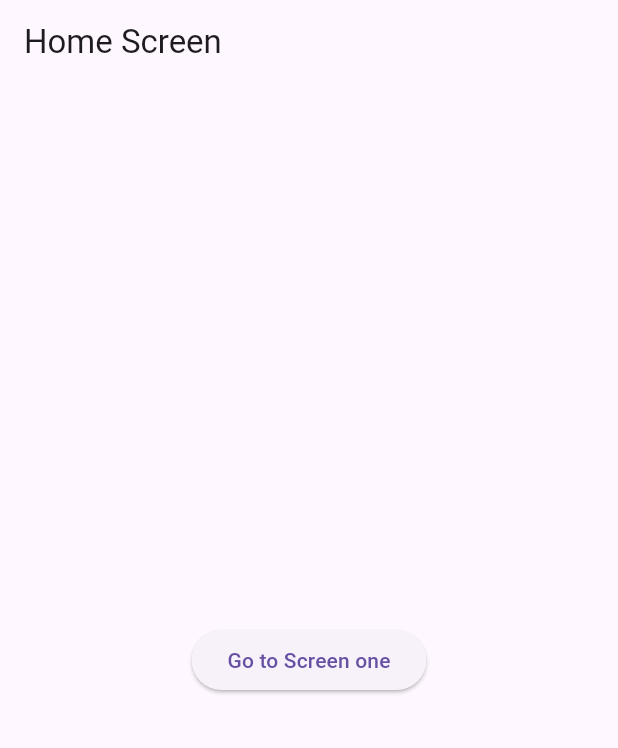
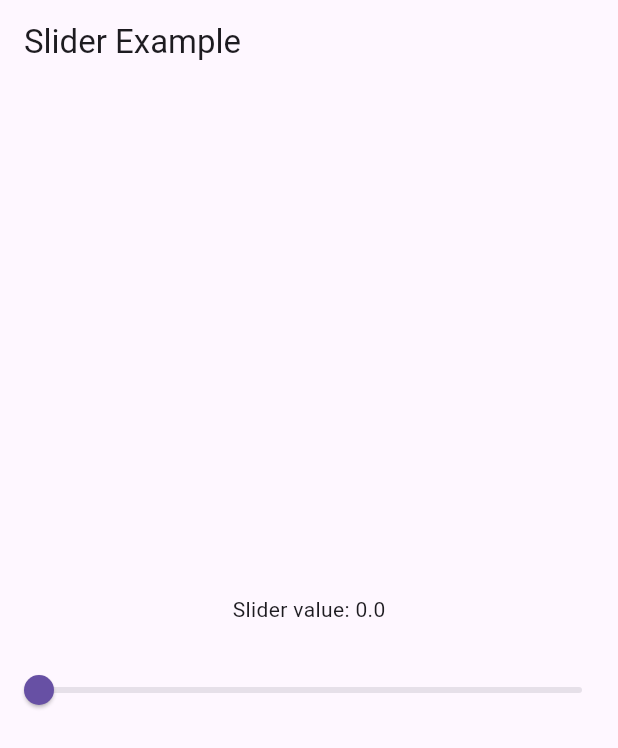
Before and after one commit to chhailydev/sample_apps, a Flutter app: the screen it shows after launch, on a phone screen of 412 x 824 dp. Shown: the top 748 px of the screen. Run offline on Flutter 3.47's test engine with Material 3 defaults, Android fonts, the phone set to English and light mode, and no system bars; our stand-ins replace carousel_slider.

Commit message:
add slider slider show slider number product card

```diff
--- a/lib/main.dart
+++ b/lib/main.dart
@@ -1,5 +1,5 @@
 import 'package:flutter/material.dart';
-import 'package:sample_app/ui/HomeScreen.dart';
+import 'package:sample_app/ui/slider/Slider.dart';
 
 void main() {
   runApp(const MyApp());
@@ -13,7 +13,7 @@ class MyApp extends StatelessWidget {
     return MaterialApp(
       title: 'Flutter Link Page Sample',
       theme: ThemeData(primaryColor: Colors.blue),
-      home: HomeScreen(),
+      home: SliderExample(),
     );
   }
 }
--- /dev/null
+++ b/lib/ui/slider/Slider.dart
@@ -0,0 +1,41 @@
+import "package:flutter/material.dart";
+
+class SliderExample extends StatefulWidget {
+  const SliderExample({super.key});
+  @override
+  _SliderState createState() => _SliderState();
+}
+
+class _SliderState extends State<SliderExample> {
+  double _sliderValue = 0.0;
+
+  @override
+  Widget build(BuildContext context) {
+    return Scaffold(
+      appBar: AppBar(
+        title: const Text("Slider Example"),
+      ),
+      body: Center(
+        child: Column(
+          mainAxisAlignment: MainAxisAlignment.center,
+          children: [
+            Text("Slider value: $_sliderValue"),
+            const SizedBox(height: 20),
+            Slider(
+              value: _sliderValue,
+              min: 0.0,
+              max: 100.0,
+              divisions: 100,
+              label: '$_sliderValue',
+              onChanged: (value) {
+                setState(() {
+                  _sliderValue = value;
+                });
+              },
+            )
+          ],
+        ),
+      ),
+    );
+  }
+}
```
Also changed, not shown: lib/ui/products/Product.dart (added, +18 -0 lines), lib/ui/products/ProductCard.dart (added, +62 -0 lines), lib/ui/products/ProductGrid.dart (added, +22 -0 lines), lib/ui/slide_screen.dart (added, +41 -0 lines), pubspec.yaml (+5 -4 lines), assets/images/w1.jpg (added), assets/images/w2.jpeg (added), assets/images/w3.jpg (added), pubspec.lock.
